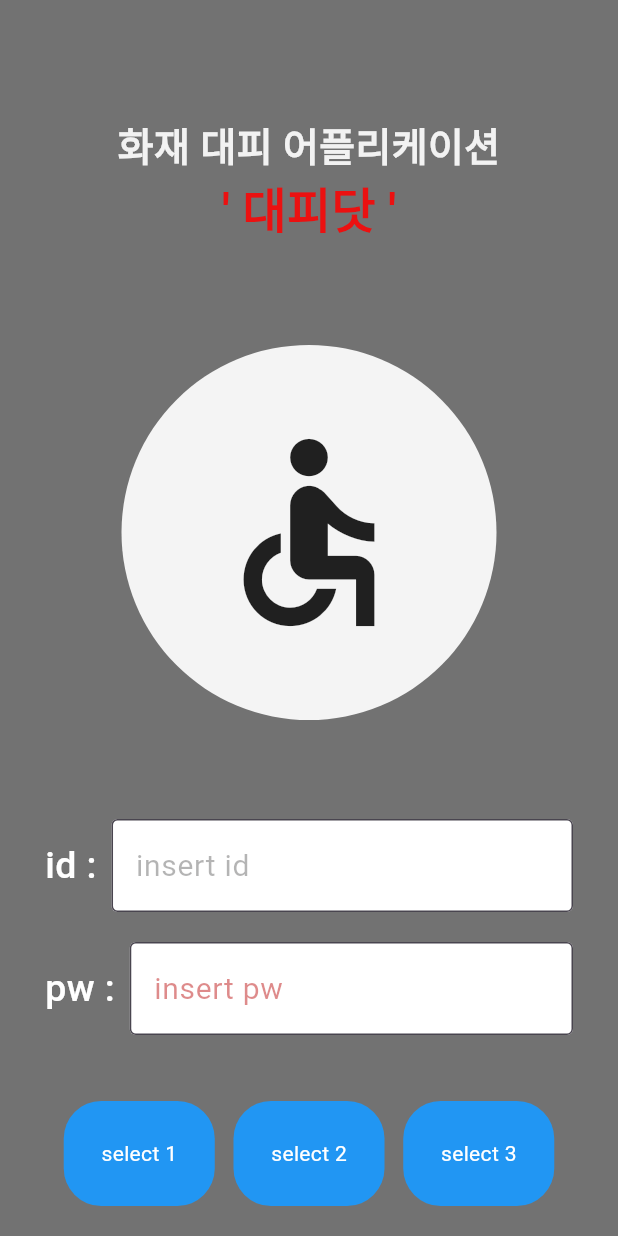
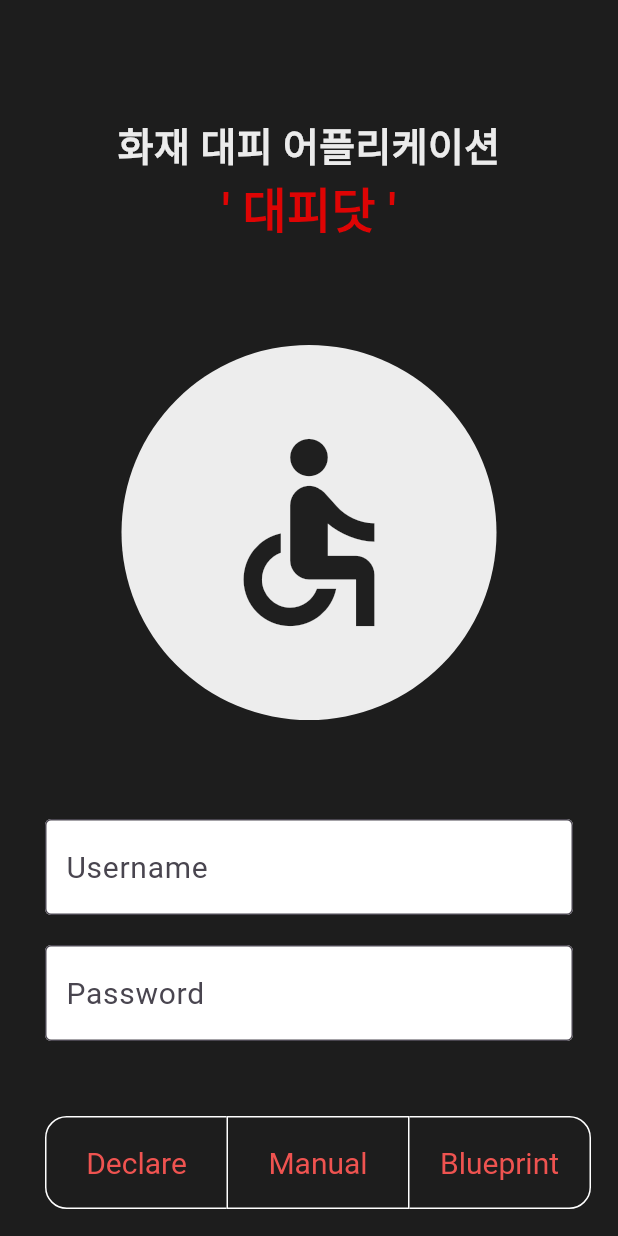
Before and after one commit to Fire-Evacuation-Aplication-for-Disabled/main, a Flutter app: the screen it shows after launch, on a phone screen of 412 x 824 dp. Run offline on Flutter 3.47's test engine with Material 3 defaults, Android fonts, the light colour scheme and no system bars.

Commit message:
Feat : 토글 버튼 생성 및 로그인 버튼 구현 (화면 전환 구현)

```diff
--- a/lib/Screens/login.dart
+++ b/lib/Screens/login.dart
@@ -6,64 +6,45 @@
 // *
 // *             마지막 수정일 : 2024.10.06
 // *
+// *             파일 내용 : 어플리케이션 '대피닷'의 login screen 개발
+// *
 // ******************************************************
 
-// TO DO : 전체적인 컨셉에 따라 디자인 변경, 로고 설정 및 기능,    코드 주석 추가
+// TO DO : 전체적인 컨셉에 따라 디자인 변경, 기능 추가(login 전송), login enter 생성, 비율 관리(sized box 삭제)
 
 import 'package:flutter/material.dart';
+import 'package:fire_evacuation_assistance_for_disabled/widgets/declare.dart';
+import 'package:fire_evacuation_assistance_for_disabled/widgets/manual.dart';
+import 'package:fire_evacuation_assistance_for_disabled/widgets/blueprint.dart';
 
 // 장애 유형 선택 및 페이지 라우팅을 위한 버튼 함수 (작업중)
 
-// class ButtonForType extends StatefulWidget {
-//   const ButtonForType({super.key});
+const List<Widget> disableType = <Widget>[Text('Declare'), Text('Manual'), Text('Blueprint')];
 
-//   @override
-//   State<ButtonForType> createState() => _ButtonForTypeState();
-// }
+// login screen (어플리케이션 이름 및 아이콘 출력 / id, pw와 장애 유형을 선택받고 해당하는 다음 화면으로 라우팅)
+class LoginScreen extends StatefulWidget {
+  const LoginScreen({super.key});
 
-// class _ButtonForTypeState extends State<ButtonForType> {
-//   var isSelected = [false, false, false];
+  @override
+  State<LoginScreen> createState() => _LoginScreenState();
+}
 
-//   @override
-//   Widget build(BuildContext context) {
-//     return ToggleButtons(
-//         fillColor: Colors.grey,
-//         selectedBorderColor: Colors.white,
-//         selectedColor: Colors.white,
-//         onPressed: (int index) {
-//           for (int buttonIndex = 0;
-//           buttonIndex < isSelected.length;
-//           buttonIndex++) {
-//             isSelected[buttonIndex] = buttonIndex == index;
-//           }
-//         },
-//         isSelected: isSelected,
-//         children: const [
-//           Padding(
-//             padding: EdgeInsets.symmetric(
-//               horizontal: 2,
-//               vertical: 2,
-//             ),
-//           ),
-//         ]);
-//   }
-// }
+class _LoginScreenState extends State<LoginScreen> {
+  // id,pw 입력값 변수
+  final TextEditingController idController = TextEditingController();
+  final TextEditingController pwController = TextEditingController();
 
-
-// login을 하고 장애 유형을 선택하여 해당하는 페이지로 넘어가도록 하는 함수
-
-class LoginScreen extends StatelessWidget {
-  LoginScreen({super.key});
-
-  final TextEditingController idController = TextEditingController();                  // id 입력값
-  final TextEditingController pwController = TextEditingController();                  // pw 입력값
+  // 장애 유형 유형 선택 유무
+  final List<bool> _selectedDisableType = <bool>[false, false, false];
 
   @override
   Widget build(BuildContext context) {
     return MaterialApp(
       home: Scaffold(
-        backgroundColor: const Color.fromARGB(141, 0, 0, 0),
-        body: SingleChildScrollView(                                                   // 스크롤 활성화 -> 키보드 overflow 개선 위함
+        backgroundColor: const Color.fromARGB(226, 0, 0, 0),
+
+        // 스크롤 활성화 -> 키보드 overflow 개선 위함
+        body: SingleChildScrollView(
           child: Padding(
             padding: const EdgeInsets.only(
               left: 30,
@@ -73,7 +54,8 @@ class LoginScreen extends StatelessWidget {
             ),
             child: Column(
               children: [
-                const Center(                                                          // 어플리케이션 소개 텍스트
+                // 어플리케이션 소개 텍스트
+                const Center(
                   child: Text(
                     '화재 대피 어플리케이션',
                     style: TextStyle(
@@ -83,8 +65,10 @@ class LoginScreen extends StatelessWidget {
                     ),
                   ),
                 ),
+
+                // 어플리케이션 이름 텍스트
                 const Center(
-                  child: Text(                                                         // 어플리케이션 이름
+                  child: Text(
                     '\' 대피닷 \'',
                     style: TextStyle(
                       color: Color.fromARGB(218, 255, 0, 0),
@@ -96,7 +80,9 @@ class LoginScreen extends StatelessWidget {
                 const SizedBox(
                   height: 66,
                 ),
-                Center(                                                                // 아이콘
+
+                // 아이콘 컨테이너
+                Center(
                   child: Container(
                     decoration: const BoxDecoration(
                       shape: BoxShape.circle,
@@ -114,32 +100,25 @@ class LoginScreen extends StatelessWidget {
                 const SizedBox(
                   height: 66,
                 ),
+
+                // id 입력 받는 inputBox
                 Row(
-                  mainAxisSize: MainAxisSize.max,
                   children: [
-                    const Padding(
-                      padding: EdgeInsets.only(right: 10),
-                      child: Text(
-                        'id :',
-                        style: TextStyle(
-                          color: Colors.white,
-                          fontSize: 25,
-                          fontWeight: FontWeight.w500,
-                        ),
-                      ),
-                    ),
-                    Expanded(                                                        // id 입력 받는 inputBox, ( Expended -> 남은 공간 모두 차지 )
+                    Expanded(
                       child: TextField(
                         decoration: const InputDecoration(
+                          labelText: 'Username',
+                          labelStyle: TextStyle(
+                            fontSize: 20,
+                            fontWeight: FontWeight.w400,
+                          ),
+                          floatingLabelBehavior: FloatingLabelBehavior.never,
                           filled: true,
                           fillColor: Colors.white,
                           border: OutlineInputBorder(),
-                            hintText: 'insert id',
-                            hintStyle: TextStyle(
-                              color: Color.fromARGB(86, 34, 33, 33),
-                              fontSize: 20,
-                              fontWeight: FontWeight.w400,
-                            )),
+                          contentPadding: EdgeInsets.symmetric(
+                              vertical: 20, horizontal: 10),
+                        ),
                         keyboardType: TextInputType.text,
                         controller: idController,
                       ),
@@ -149,32 +128,25 @@ class LoginScreen extends StatelessWidget {
                 const SizedBox(
                   height: 20,
                 ),
+
+                // pw 입력 받는 inputBox
                 Row(
-                  mainAxisSize: MainAxisSize.max,
                   children: [
-                    const Padding(
-                      padding: EdgeInsets.only(right: 10),
-                      child: Text(
-                        'pw :',
-                        style: TextStyle(
-                          color: Colors.white,
-                          fontSize: 25,
-                          fontWeight: FontWeight.w500,
-                        ),
-                      ),
-                    ),
-                    Expanded(                                                        // pw 입력 받는 inputBox
+                    Expanded(
                       child: TextField(
                         decoration: const InputDecoration(
+                          labelText: 'Password',
+                          labelStyle: TextStyle(
+                            fontSize: 20,
+                            fontWeight: FontWeight.w400,
+                          ),
+                          floatingLabelBehavior: FloatingLabelBehavior.never,
                           filled: true,
                           fillColor: Colors.white,
                           border: OutlineInputBorder(),
-                            hintText: 'insert pw',
-                            hintStyle: TextStyle(
-                              color: Color.fromARGB(123, 187, 15, 15),
-                              fontSize: 20,
-                              fontWeight: FontWeight.w400,
-                            )),
+                          contentPadding: EdgeInsets.symmetric(
+                              vertical: 20, horizontal: 10),
+                        ),
                         keyboardType: TextInputType.text,
                         controller: pwController,
                         obscureText: true,
@@ -183,57 +155,90 @@ class LoginScreen extends StatelessWidget {
                   ],
                 ),
                 const SizedBox(
-                  height: 44,
+                  height: 50,
                 ),
-                Row(
-                  mainAxisAlignment: MainAxisAlignment.spaceEvenly,
-                  children: [
-                    Container(                                                            // Button -> 변경 필요
-                      decoration: const BoxDecoration(
-                        color: Colors.blue,
-                        borderRadius: BorderRadius.all(Radius.circular(25)),
+
+                // 장애 유형 선택 버튼
+                Center(
+                  child: Row(
+                    mainAxisSize: MainAxisSize.min,
+                    mainAxisAlignment: MainAxisAlignment.center,
+                    children: <Widget>[
+                      ToggleButtons(
+                        direction: Axis.horizontal,
+                        onPressed: (int index) {
+                          setState(() {
+                            for (int i = 0;
+                                i < _selectedDisableType.length;
+                                i++) {
+                              _selectedDisableType[i] = i == index;
+                            }
+                          });
+                        },
+                        borderRadius:
+                            const BorderRadius.all(Radius.circular(14)),
+                        borderColor: Colors.white,
+                        textStyle: const TextStyle(
+                            fontSize: 20, fontWeight: FontWeight.w400),
+                        selectedBorderColor: Colors.red[700],
+                        selectedColor: Colors.white,
+                        fillColor: const Color.fromARGB(139, 255, 67, 67),
+                        color: Colors.red[400],
+                        constraints: const BoxConstraints(
+                          minHeight: 60.0,
+                          minWidth: 120.0,
                         ),
-                      child: const Padding(
-                        padding: EdgeInsets.all(25.0),
-                        child: Text(
-                          'select 1',
-                          style: TextStyle(
-                            color: Colors.white,
+                        isSelected: _selectedDisableType,
+                        children: disableType,
+                      ),
+                    ],
                   ),
                 ),
+
+                const SizedBox(
+                  height: 30,
+                ),
+
+                // 로그인 버튼 추후 pushAndRemoveUntil로 변경?
+                ElevatedButton(
+                  style: ElevatedButton.styleFrom(
+                    backgroundColor: Colors.white,
+                    shape: RoundedRectangleBorder(
+                      borderRadius: BorderRadius.circular(8.0),
                     ),
                   ),
-                    Container(
-                      decoration: const BoxDecoration(
-                        color: Colors.blue,
-                        borderRadius: BorderRadius.all(Radius.circular(25)),
+                  onPressed: () {
+                    if (_selectedDisableType[0] == true) {
+                      Navigator.push(
+                      context,
+                      MaterialPageRoute(
+                        builder: (context) => const DeclareScreen(),
                       ),
-                      child: const Padding(
-                        padding: EdgeInsets.all(25.0),
-                        child: Text(
-                          'select 2',
+                    );
+                    }
+                    else if (_selectedDisableType[1] == true) {
+                      Navigator.push(
+                      context,
+                      MaterialPageRoute(
+                        builder: (context) => const ManualScreen(),
+                      ),
+                    );
+                    }
+                    else if (_selectedDisableType[2] == true) {
+                      Navigator.push(
+                      context,
+                      MaterialPageRoute(
+                        builder: (context) => const BlueprintScreen(),
+                      ),
+                    );
+                    }
+                  },
+                  child: const Text(
+                    '로그인',
                     style: TextStyle(
-                            color: Colors.white,
+                      color: Colors.black,
                     ),
                   ),
-                      ),
-                    ),
-                    Container(
-                      decoration: const BoxDecoration(
-                        color: Colors.blue,
-                        borderRadius: BorderRadius.all(Radius.circular(25)),
-                      ),
-                      child: const Padding(
-                        padding: EdgeInsets.all(25.0),
-                        child: Text(
-                          'select 3',
-                          style: TextStyle(
-                            color: Colors.white,
-                          ),
-                        ),
-                      ),
-                    ),
-                  ],
                 ),
               ],
             ),
--- a/lib/main.dart
+++ b/lib/main.dart
@@ -2,7 +2,9 @@
 import 'package:flutter/material.dart';
 
 void main() {
-  runApp(const MyApp());
+  runApp(const MaterialApp(
+    home: MyApp(),
+  ));
 }
 
 class MyApp extends StatelessWidget {
@@ -10,6 +12,6 @@
 
   @override
   Widget build(BuildContext context) {
-    return LoginScreen();
+    return const LoginScreen();
   }
 }
```
Also changed, not shown: lib/widgets/blueprint.dart (+38 -0 lines), lib/widgets/declare.dart (+38 -0 lines), lib/widgets/manual.dart (+38 -0 lines). Lines whose indentation alone changed are shown as unchanged.
